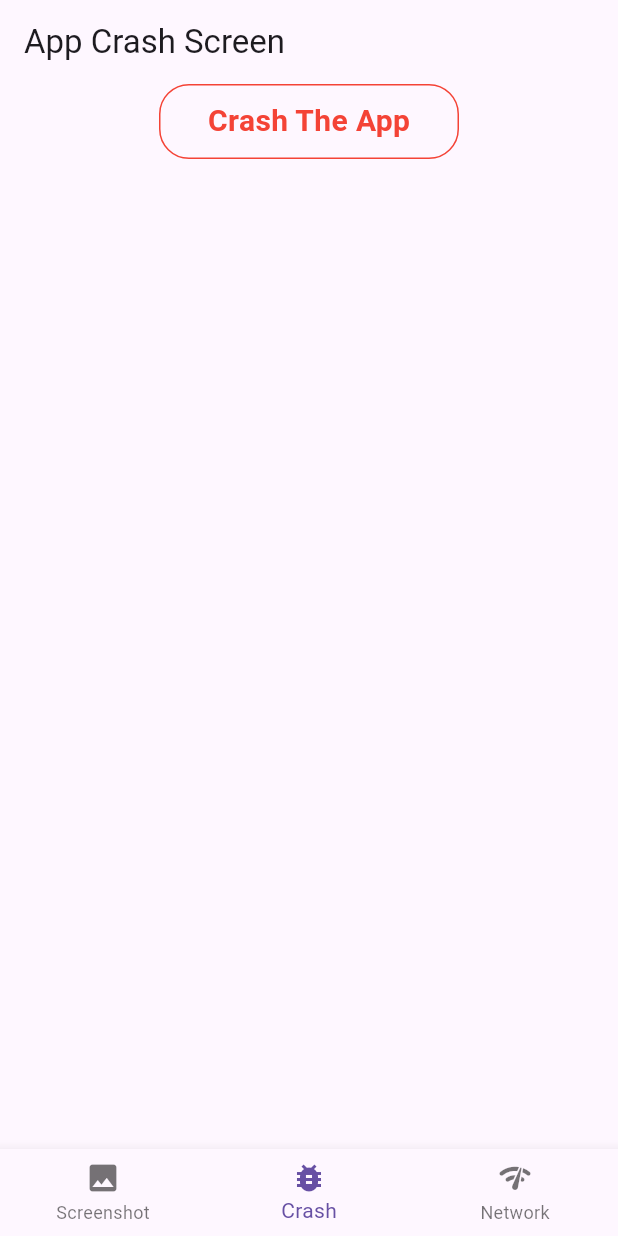
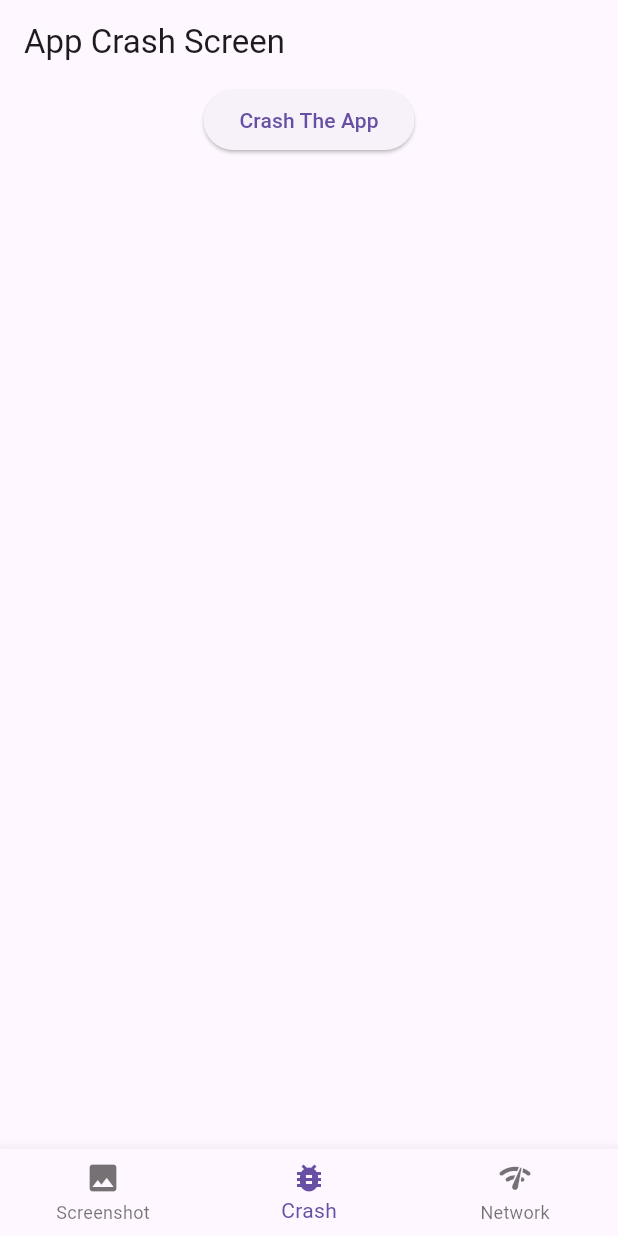
Before and after one commit to Ressurectionx/quash_watch, a Flutter app: the screen it shows after launch, item 2 of the bottom bar chosen, on a phone screen of 412 x 824 dp. Run offline on Flutter 3.47's test engine with Material 3 defaults, Android fonts, the phone set to English and light mode, and no system bars; our stand-ins replace dio.

Commit message:
Updated Crash Screen UI

```diff
--- a/example/lib/view/screens/app_crash_screen.dart
+++ b/example/lib/view/screens/app_crash_screen.dart
@@ -9,6 +9,136 @@ import 'package:intl/intl.dart';
 import '../../controller/app_crash_controller.dart';
 import '../../utils/helpers.dart';
 
+// class AppCrashScreen extends StatefulWidget {
+//   const AppCrashScreen({Key? key}) : super(key: key);
+
+//   @override
+//   State<AppCrashScreen> createState() => _AppCrashScreenState();
+// }
+
+// class _AppCrashScreenState extends State<AppCrashScreen> {
+//   final AppCrashController _appCrashController = AppCrashController();
+//   QuashWatch quashWatch = QuashWatch();
+//   @override
+//   void initState() {
+//     super.initState();
+//     errorCapture();
+//   }
+
+//   Future<void> errorCapture() async {
+//     FlutterError.onError = (FlutterErrorDetails details) async {
+//       await quashWatch.logError(details.exceptionAsString());
+//     };
+//   }
+
+//   void throwRandomException() {
+//     // Define a list of potential exceptions
+//     final exceptions = [
+//       Exception('This is a random exception!'),
+//       ArgumentError('Wrong argument provided!'),
+//       UnsupportedError('This feature is not supported!'),
+//     ];
+
+//     // Generate a random index within the list bounds
+//     final randomIndex = Random().nextInt(exceptions.length);
+
+//     // Throw the exception at the random index
+//     throw exceptions[randomIndex];
+//   }
+
+//   @override
+//   Widget build(BuildContext context) {
+//     return Scaffold(
+//       appBar: AppBar(
+//         title: const Text('App Crash Screen'),
+//       ),
+//       body: Column(
+//         mainAxisAlignment: MainAxisAlignment.start,
+//         children: [
+//           InkWell(
+//             onTap: () async {
+//               //throw "asdasd";
+//               throwRandomException();
+//             },
+//             child: Container(
+//               height: 50,
+//               width: 200,
+//               decoration: BoxDecoration(
+//                 borderRadius: BorderRadius.circular(20),
+//                 border: Border.all(color: Colors.red),
+//               ),
+//               child: const Center(
+//                 child: Row(
+//                   mainAxisSize: MainAxisSize.min,
+//                   children: [
+//                     Text(
+//                       'Crash The App',
+//                       style: TextStyle(
+//                         color: Colors.red,
+//                         fontSize: 20,
+//                         fontWeight: FontWeight.bold,
+//                       ),
+//                     ),
+//                   ],
+//                 ),
+//               ),
+//             ),
+//           ),
+//           const SizedBox(height: 10),
+//           Expanded(
+//             child: FutureBuilder<List<LogEntry>>(
+//               future: _appCrashController.loadErrorLogsAsCrashData(),
+//               builder: (context, snapshot) {
+//                 if (snapshot.connectionState == ConnectionState.waiting) {
+//                   return const Center(child: CircularProgressIndicator());
+//                 } else if (snapshot.hasError) {
+//                   return Center(child: Text('Error: ${snapshot.error}'));
+//                 } else {
+//                   final List<LogEntry> logs = snapshot.data ?? [];
+//                   return ListView.builder(
+//                     itemCount: logs.length,
+//                     itemBuilder: (context, index) {
+//                       final LogEntry crashData = logs[index];
+//                       return ListTile(
+//                         leading: Icon(
+//                           Icons.bug_report,
+//                           color: getColorFromSeverity(crashData.severity),
+//                         ), // Add bug report icon at leading
+//                         trailing: Text(
+//                           crashData.severity.toString().split('.').last,
+//                           style: TextStyle(
+//                               fontWeight: FontWeight.bold,
+//                               color: getColorFromSeverity(crashData.severity)),
+//                         ), // Show severity with bold and color
+//                         title: Text(
+//                           crashData.message.toString(),
+//                           style: const TextStyle(fontWeight: FontWeight.bold),
+//                         ), // Bold title
+//                         subtitle: Text(
+//                           DateFormat('dd/MM/yy hh:mm')
+//                               .format(crashData.timeStamp),
+//                         ), // Show time and date in format dd/MM/yy hh:mm
+//                         // ... other UI elements using crashData properties
+//                       );
+//                     },
+//                   );
+//                 }
+//               },
+//             ),
+//           ),
+//         ],
+//       ),
+//     );
+//   }
+// }
+// ignore_for_file: depend_on_referenced_packages
+
+import 'dart:math';
+import 'package:flutter/material.dart';
+import 'package:quash_watch/controllers/quash_crash_controller.dart';
+import 'package:intl/intl.dart';
+import 'package:quash_watch/utils/quash_utils.dart';
+
 class AppCrashScreen extends StatefulWidget {
   const AppCrashScreen({Key? key}) : super(key: key);
 
@@ -17,34 +147,12 @@ class AppCrashScreen extends StatefulWidget {
 }
 
 class _AppCrashScreenState extends State<AppCrashScreen> {
-  final AppCrashController _appCrashController = AppCrashController();
-  QuashWatch quashWatch = QuashWatch();
+  QuashWatch watch = QuashWatch();
+  AppCrashController controller = AppCrashController();
   @override
   void initState() {
-    //   initailsse;
-    // Make initState async
     super.initState();
-  }
-
-  initailsse() async {
-    FlutterError.onError = (FlutterErrorDetails details) async {
-      await quashWatch.logError(details.exceptionAsString());
-    };
-  }
-
-  void throwRandomException() {
-    // Define a list of potential exceptions
-    final exceptions = [
-      Exception('This is a random exception!'),
-      ArgumentError('Wrong argument provided!'),
-      UnsupportedError('This feature is not supported!'),
-    ];
-
-    // Generate a random index within the list bounds
-    final randomIndex = Random().nextInt(exceptions.length);
-
-    // Throw the exception at the random index
-    throw exceptions[randomIndex];
+    watch.handleErrors();
   }
 
   @override
@@ -56,43 +164,24 @@ class _AppCrashScreenState extends State<AppCrashScreen> {
       body: Column(
         mainAxisAlignment: MainAxisAlignment.start,
         children: [
-          InkWell(
-            onTap: () async {
-              //throw "asdasd";
-              throwRandomException();
-              setState(() {});
-            },
-            child: Container(
-              height: 50,
-              width: 200,
-              decoration: BoxDecoration(
-                borderRadius: BorderRadius.circular(20),
-                border: Border.all(color: Colors.red),
-              ),
-              child: const Center(
-                child: Row(
-                  mainAxisSize: MainAxisSize.min,
-                  children: [
-                    Text(
-                      'Crash The App',
-                      style: TextStyle(
-                        color: Colors.red,
-                        fontSize: 20,
-                        fontWeight: FontWeight.bold,
-                      ),
-                    ),
-                  ],
-                ),
-              ),
+          Center(
+            child: ElevatedButton(
+              onPressed: () {
+                setState(() {});
+                controller.throwRandomException();
+              },
+              child: const Text('Crash The App'),
             ),
           ),
           const SizedBox(height: 10),
           Expanded(
             child: FutureBuilder<List<LogEntry>>(
-              future: _appCrashController.loadErrorLogsAsCrashData(),
+              future: controller.loadErrorLogsAsCrashData(),
               builder: (context, snapshot) {
                 if (snapshot.connectionState == ConnectionState.waiting) {
                   return const Center(child: CircularProgressIndicator());
+                } else if (snapshot.hasError) {
+                  return Center(child: Text('Error: ${snapshot.error}'));
                 } else {
                   final List<LogEntry> logs = snapshot.data ?? [];
                   return ListView.builder(
@@ -117,8 +206,7 @@ class _AppCrashScreenState extends State<AppCrashScreen> {
                         subtitle: Text(
                           DateFormat('dd/MM/yy hh:mm')
                               .format(crashData.timeStamp),
-                        ), // Show time and date in format dd/MM/yy hh:mm
-                        // ... other UI elements using crashData properties
+                        ),
                       );
                     },
                   );
--- a/lib/controllers/quash_crash_controller.dart
+++ b/lib/controllers/quash_crash_controller.dart
@@ -9,20 +9,37 @@ class QuashCrashWatch {
   static final ErrorLogger _errorLogger = ErrorLogger();
 
   static Future<void> logError(String error) async {
-    print("here");
+    print("Logging error: $error");
+
+    try {
       final timeStamp = DateTime.now();
       final logMessage = 'Crash: $error at $timeStamp';
       await _errorLogger.logError(logMessage);
+    } catch (e) {
+      print('Error logging error: $e');
+    }
   }
 
   static Future<List<Map<String, dynamic>>> loadErrorLogs() async {
+    try {
+      print("Loading error logs...");
       final errorLogs = await _errorLogger.loadErrorLogs();
       return errorLogs.map((log) => log.toJson()).toList();
+    } catch (e) {
+      print('Error loading error logs: $e');
+      return [];
+    }
   }
 
   static Future<List<LogEntry>> loadErrorLogsAsCrashData() async {
+    try {
+      print("Loading error logs as crash data...");
       final errorLogs = await _errorLogger.loadErrorLogs();
       return errorLogs.map((log) => LogEntry.fromJson(log.toJson())).toList();
+    } catch (e) {
+      print('Error loading error logs as crash data: $e');
+      return [];
+    }
   }
 }
 
@@ -32,9 +49,11 @@ class ErrorLogger {
 
   ErrorLogger() {
     _initialize();
+    print("here3");
   }
 
   Future<void> _initialize() async {
+    print("here4");
     _directory = await getApplicationDocumentsDirectory();
     _logFile = File('${_directory.path}/crash_log21.txt');
     if (!await _logFile.exists()) {
@@ -43,6 +62,7 @@ class ErrorLogger {
   }
 
   Future<void> logError(String error) async {
+    print("here6");
     try {
       final timeStamp = DateTime.now();
       final logEntry =
@@ -55,6 +75,7 @@ class ErrorLogger {
   }
 
   Future<List<LogEntry>> loadErrorLogs() async {
+    print("here7");
     try {
       if (await _logFile.exists()) {
         final logs = await _logFile.readAsLines();
@@ -76,6 +97,7 @@ class ErrorLogger {
   }
 
   Future<String> retrieveLogsInJSON() async {
+    print("here8");
     try {
       if (await _logFile.exists()) {
         final logs = await loadErrorLogs();
```
Also changed, not shown: example/lib/controller/app_crash_controller.dart (+16 -0 lines), example/lib/main.dart (+3 -5 lines). Lines whose indentation alone changed are shown as unchanged.
